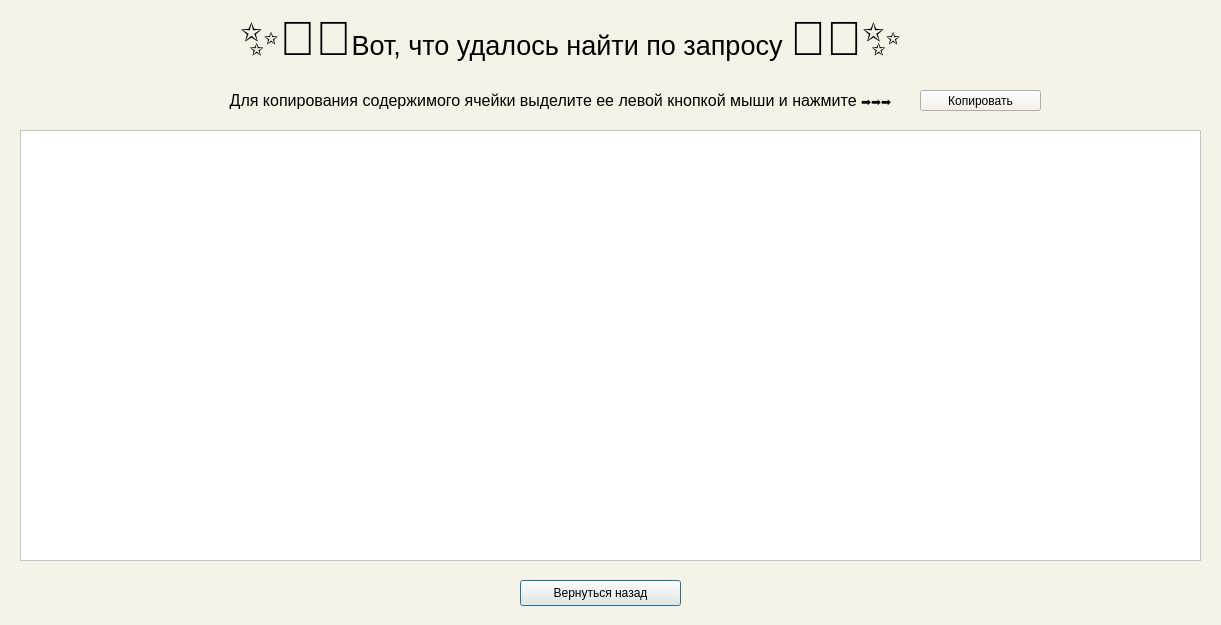
Before: the Qt Designer form finditem_result.ui in mamam111a/2-year_coursework_client, drawn with Qt 5.
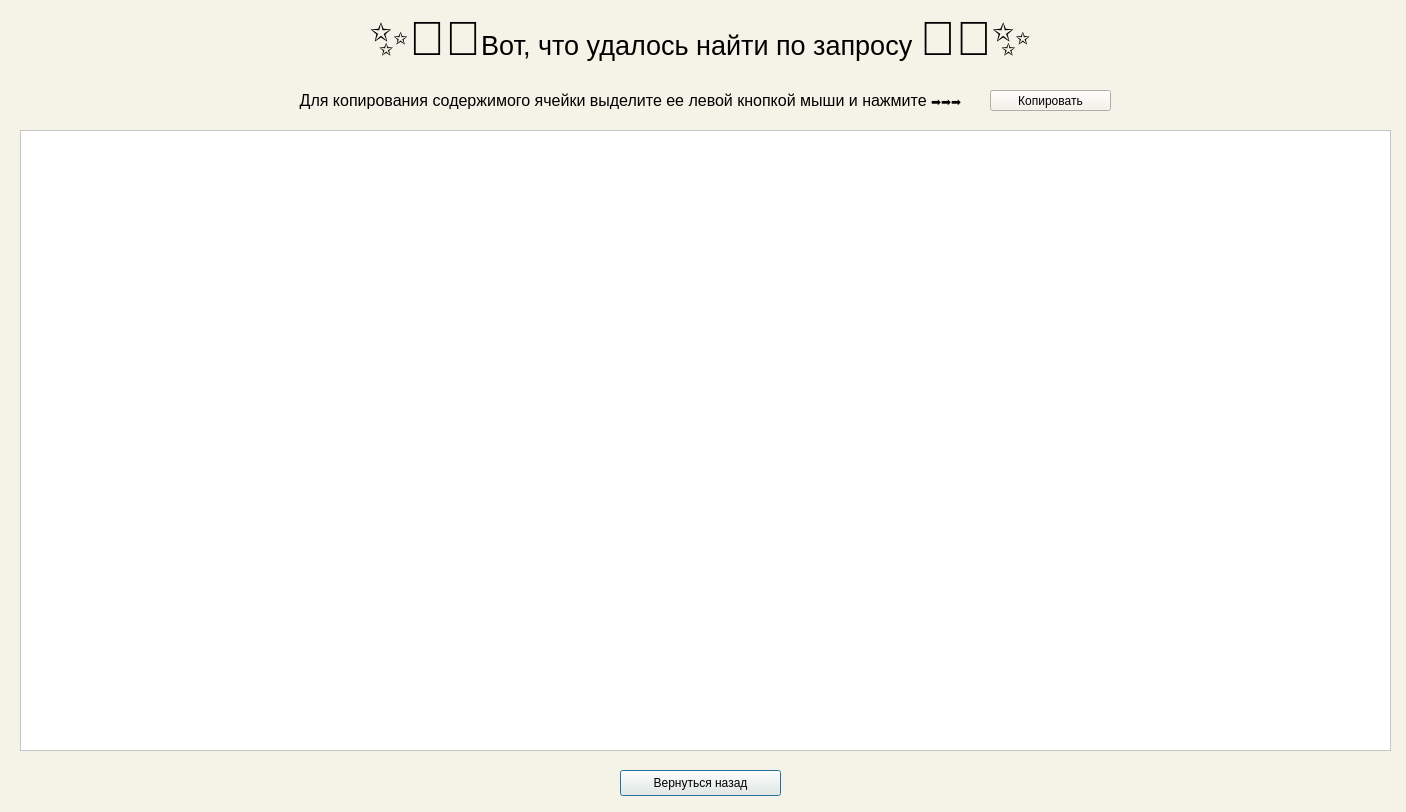
After: the same form once the commit is applied.

```diff
--- a/finditem_result.ui
+++ b/finditem_result.ui
@@ -6,8 +6,8 @@
    <rect>
     <x>0</x>
     <y>0</y>
-    <width>1221</width>
-    <height>625</height>
+    <width>1406</width>
+    <height>812</height>
    </rect>
   </property>
   <property name="windowTitle">
@@ -21,21 +21,21 @@
   <widget class="QLabel" name="label">
    <property name="geometry">
     <rect>
-     <x>240</x>
+     <x>0</x>
      <y>10</y>
-     <width>741</width>
+     <width>1401</width>
      <height>61</height>
     </rect>
    </property>
    <property name="text">
-    <string>&lt;html&gt;&lt;head/&gt;&lt;body&gt;&lt;p&gt;&lt;span style=&quot; font-size:36pt;&quot;&gt;✨🎯📄&lt;/span&gt;&lt;span style=&quot; font-size:20pt;&quot;&gt;Вот, что удалось найти по запросу &lt;/span&gt;&lt;span style=&quot; font-size:36pt;&quot;&gt;📄🎯✨&lt;/span&gt;&lt;/p&gt;&lt;/body&gt;&lt;/html&gt;</string>
+    <string>&lt;html&gt;&lt;head/&gt;&lt;body&gt;&lt;p align=&quot;center&quot;&gt;&lt;span style=&quot; font-size:36pt;&quot;&gt;✨🎯📄&lt;/span&gt;&lt;span style=&quot; font-size:20pt;&quot;&gt;Вот, что удалось найти по запросу &lt;/span&gt;&lt;span style=&quot; font-size:36pt;&quot;&gt;📄🎯✨&lt;/span&gt;&lt;/p&gt;&lt;/body&gt;&lt;/html&gt;</string>
    </property>
   </widget>
   <widget class="QPushButton" name="pushButton">
    <property name="geometry">
     <rect>
-     <x>520</x>
-     <y>580</y>
+     <x>620</x>
+     <y>770</y>
      <width>161</width>
      <height>26</height>
     </rect>
@@ -54,8 +54,8 @@
     <rect>
      <x>20</x>
      <y>130</y>
-     <width>1181</width>
-     <height>431</height>
+     <width>1371</width>
+     <height>621</height>
     </rect>
    </property>
    <property name="styleSheet">
@@ -68,7 +68,7 @@
   <widget class="QLabel" name="label_2">
    <property name="geometry">
     <rect>
-     <x>210</x>
+     <x>280</x>
      <y>80</y>
      <width>701</width>
      <height>41</height>
@@ -81,7 +81,7 @@
   <widget class="QPushButton" name="copyButton">
    <property name="geometry">
     <rect>
-     <x>920</x>
+     <x>990</x>
      <y>90</y>
      <width>121</width>
      <height>21</height>
```
